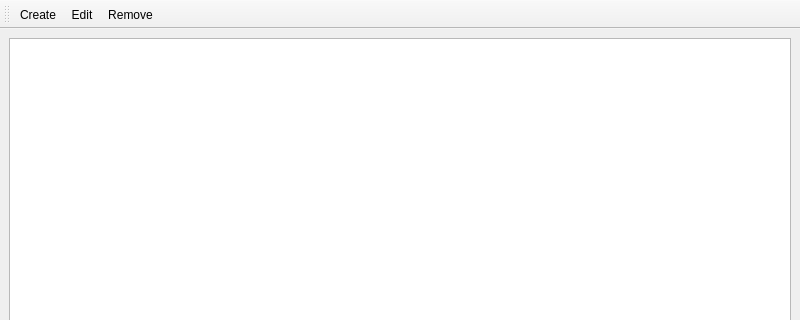
Before: the Qt Designer form mksPlanner/views/tablewindow.ui in diegowald/mksPlanner, drawn with Qt 5; both pictures show x 0 to 800 and y 0 to 320 of the 800 by 600 pixel window.
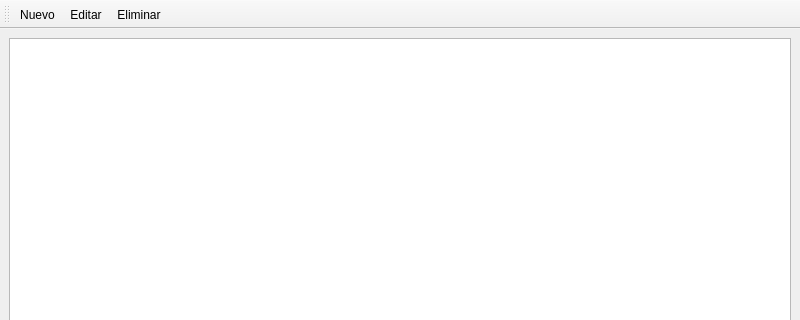
After: the same form once the commit is applied. Icons and pictures are not drawn.

```diff
--- a/mksPlanner/views/tablewindow.ui
+++ b/mksPlanner/views/tablewindow.ui
@@ -44,17 +44,26 @@
   </widget>
   <action name="actionCreate">
    <property name="text">
-    <string>Create</string>
+    <string>Nuevo</string>
+   </property>
+   <property name="toolTip">
+    <string>Nuevo elemento</string>
    </property>
   </action>
   <action name="actionEdit">
    <property name="text">
-    <string>Edit</string>
+    <string>Editar</string>
+   </property>
+   <property name="toolTip">
+    <string>Edita el elemento seleccionado</string>
    </property>
   </action>
   <action name="actionRemove">
    <property name="text">
-    <string>Remove</string>
+    <string>Eliminar</string>
+   </property>
+   <property name="toolTip">
+    <string>Elimina el elemento seleccionado</string>
    </property>
   </action>
  </widget>
```
Left out of the diff: 16 changed lines with no effect on the pictures.
